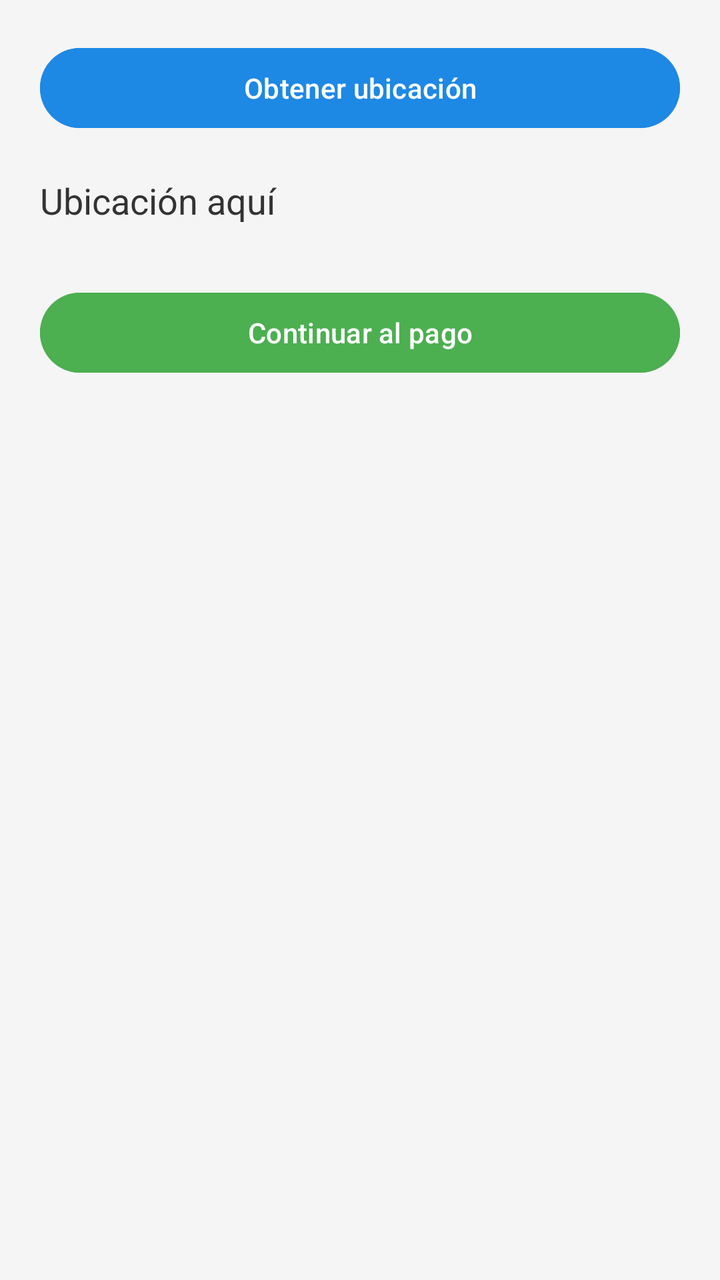
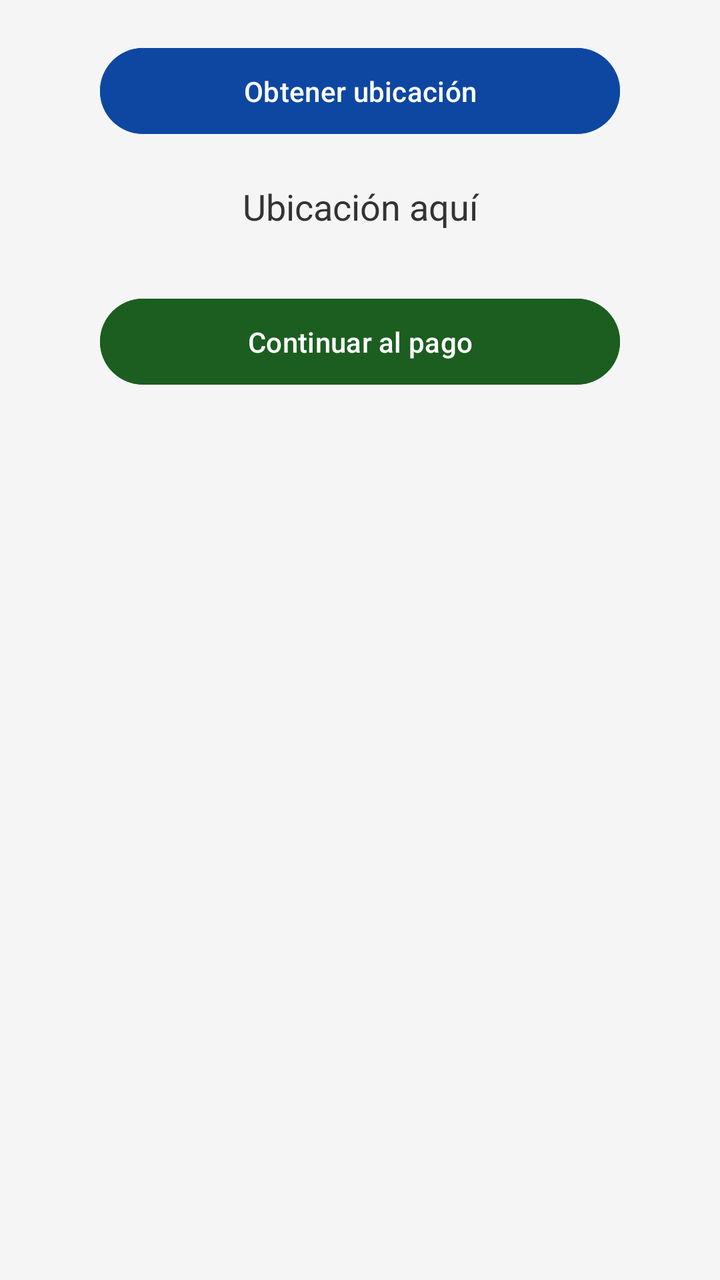

An Android layout rendered at two revisions. The XML below is the earlier revision; the diff shows what the commit changed to produce the second picture.
<!-- AndroidManifest.xml: application theme Theme.TechStore -->
<!-- res/layout/activity_ubicacion.xml -->
<?xml version="1.0" encoding="utf-8"?>
<LinearLayout xmlns:android="http://schemas.android.com/apk/res/android"
    android:orientation="vertical"
    android:padding="20dp"
    android:background="@color/background"
    android:layout_width="match_parent"
    android:layout_height="match_parent">

    <Button
        android:id="@+id/btnUbicar"
        android:text="@string/obtener_ubicacion"
        android:backgroundTint="@color/primary"
        android:textColor="@color/white"
        android:layout_width="match_parent"
        android:layout_height="wrap_content" />

    <TextView
        android:id="@+id/txtUbicacion"
        android:text="@string/ubicacion_aqui"
        android:textSize="18sp"
        android:textColor="@color/texto_principal"
        android:layout_marginTop="20dp"
        android:layout_width="match_parent"
        android:layout_height="wrap_content" />

    <Button
        android:id="@+id/btnContinuar"
        android:text="@string/continuar_pago"
        android:backgroundTint="@color/verde"
        android:textColor="@color/white"
        android:layout_width="match_parent"
        android:layout_height="wrap_content"
        android:layout_marginTop="30dp" />

</LinearLayout>
<!-- resources referenced by this layout -->
<resources>
  <color name="background">#F5F5F5</color>
  <color name="primary">#1E88E5</color>
  <color name="texto_principal">#333333</color>
  <color name="verde">#4CAF50</color>
  <color name="white">#FFFFFF</color>
  <string name="continuar_pago">Continuar al pago</string>
  <string name="obtener_ubicacion">Obtener ubicación</string>
  <string name="ubicacion_aqui">Ubicación aquí</string>
  <style name="Theme.TechStore" parent="Base.Theme.TechStore" />
  <style name="Base.Theme.TechStore" parent="Theme.Material3.DayNight.NoActionBar">
          
          
      </style>
</resources>

<!-- the commit's change to res/layout/activity_ubicacion.xml (unified diff, before → after) -->
@@ -1,35 +1,42 @@
 <?xml version="1.0" encoding="utf-8"?>
-<LinearLayout xmlns:android="http://schemas.android.com/apk/res/android"
+<LinearLayout
+    xmlns:android="http://schemas.android.com/apk/res/android"
     android:orientation="vertical"
     android:padding="20dp"
     android:background="@color/background"
+    android:gravity="center_horizontal"
     android:layout_width="match_parent"
     android:layout_height="match_parent">
 
     <Button
         android:id="@+id/btnUbicar"
+        android:layout_width="260dp"
+        android:layout_height="wrap_content"
+        android:minHeight="48dp"
+        android:padding="12dp"
         android:text="@string/obtener_ubicacion"
-        android:backgroundTint="@color/primary"
         android:textColor="@color/white"
-        android:layout_width="match_parent"
-        android:layout_height="wrap_content" />
+        android:backgroundTint="@color/primary_dark" />
 
     <TextView
         android:id="@+id/txtUbicacion"
+        android:layout_width="300dp"
+        android:layout_height="wrap_content"
+        android:layout_marginTop="20dp"
         android:text="@string/ubicacion_aqui"
         android:textSize="18sp"
         android:textColor="@color/texto_principal"
-        android:layout_marginTop="20dp"
-        android:layout_width="match_parent"
-        android:layout_height="wrap_content" />
+        android:textAlignment="center" />
 
     <Button
         android:id="@+id/btnContinuar"
+        android:layout_width="260dp"
+        android:layout_height="wrap_content"
+        android:minHeight="48dp"
+        android:padding="12dp"
+        android:layout_marginTop="30dp"
         android:text="@string/continuar_pago"
-        android:backgroundTint="@color/verde"
         android:textColor="@color/white"
-        android:layout_width="match_parent"
-        android:layout_height="wrap_content"
-        android:layout_marginTop="30dp" />
+        android:backgroundTint="@color/verde_oscuro" />
 
 </LinearLayout>
<!-- resource entries referenced after the edit -->
@@ -1,9 +1,9 @@
 <!-- resources referenced by this layout -->
 <resources>
   <color name="background">#F5F5F5</color>
-  <color name="primary">#1E88E5</color>
+  <color name="primary_dark">#0D47A1</color>
   <color name="texto_principal">#333333</color>
-  <color name="verde">#4CAF50</color>
+  <color name="verde_oscuro">#1B5E20</color>
   <color name="white">#FFFFFF</color>
   <string name="continuar_pago">Continuar al pago</string>
   <string name="obtener_ubicacion">Obtener ubicación</string>
